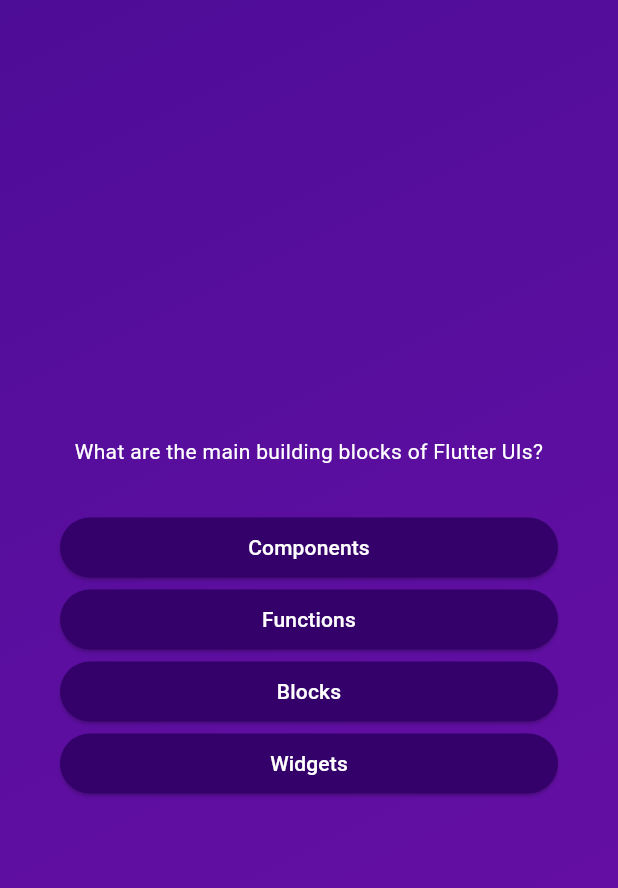
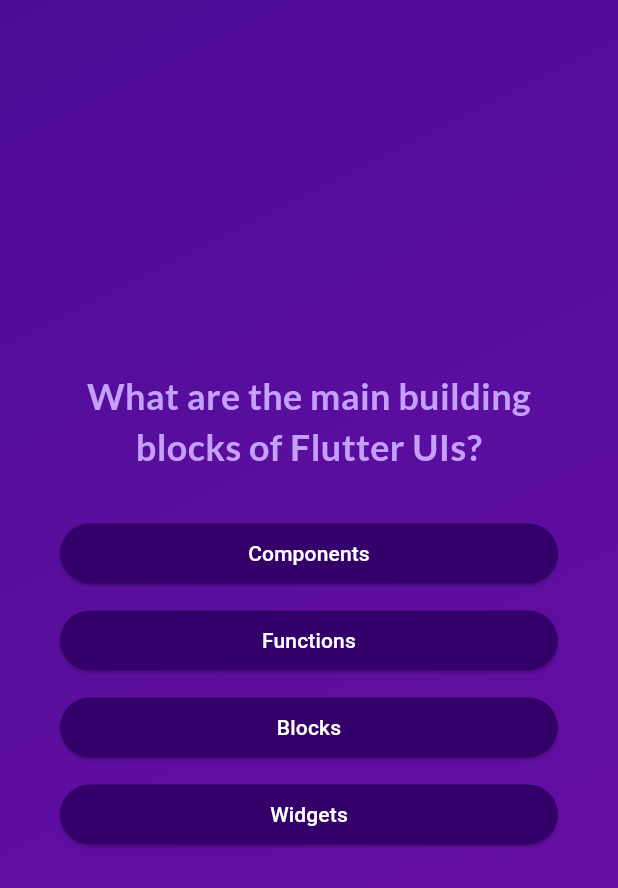
Before and after one commit to ghiocela07/adv_basics, a Flutter app: the screen it shows after launch, after a tap on "Start Quiz", on a phone screen of 412 x 824 dp. Shown: the top 888 px of the screen. Run offline on Flutter 3.47's test engine with Material 3 defaults, Android fonts, the phone set to English and light mode, and no system bars; our stand-ins replace google_fonts.

Commit message:
Section 3 76

```diff
--- a/lib/answer_button.dart
+++ b/lib/answer_button.dart
@@ -12,7 +12,9 @@ class AnswerButton extends StatelessWidget {
 
   @override
   Widget build(BuildContext context) {
-    return ElevatedButton(
+    return Container(
+      margin: const EdgeInsets.only(bottom: 10),
+      child: ElevatedButton(
         onPressed: onTap,
         style: ElevatedButton.styleFrom(
           padding: const EdgeInsets.symmetric(
@@ -29,6 +31,7 @@ class AnswerButton extends StatelessWidget {
           answerText,
           textAlign: TextAlign.center,
         ),
+      ),
     );
   }
 }
--- a/lib/questions_screen.dart
+++ b/lib/questions_screen.dart
@@ -2,6 +2,7 @@ import 'package:adv_basics/answer_button.dart';
 import 'package:adv_basics/models/quiz_question.dart';
 import 'package:flutter/material.dart';
 import 'package:adv_basics/data/qustions.dart';
+import 'package:google_fonts/google_fonts.dart';
 
 class QuestionsScreen extends StatefulWidget {
   const QuestionsScreen({super.key});
@@ -36,10 +37,11 @@ class _QuestionsScreenState extends State<QuestionsScreen> {
             Text(
               currentQuestion.text,
               textAlign: TextAlign.center,
-              style: const TextStyle(
-                color: Colors.white,
-                fontSize: 14,
-              ),
+              style: GoogleFonts.lato(
+                color: const Color.fromARGB(255, 196, 159, 251),
+                fontSize: 24,
+                fontWeight: FontWeight.bold
+              )
             ),
             const SizedBox(
               height: 30,
--- a/lib/start_screen.dart
+++ b/lib/start_screen.dart
@@ -1,4 +1,5 @@
 import 'package:flutter/material.dart';
+import 'package:google_fonts/google_fonts.dart';
 
 class StartScreen extends StatelessWidget {
   const StartScreen(this.startQuiz, {super.key});
@@ -24,10 +25,10 @@ class StartScreen extends StatelessWidget {
           //   ),
           // ),
           const SizedBox(height: 30),
-          const Text(
+          Text(
             'Learn Flutter the fun way',
-            style: TextStyle(
-              color: Color.fromARGB(255, 248, 187, 187),
+            style: GoogleFonts.lato(
+              color: const Color.fromARGB(255, 234, 180, 242),
               fontSize: 24,
             ),
           ),
--- a/pubspec.yaml
+++ b/pubspec.yaml
@@ -35,6 +35,7 @@ dependencies:
   # The following adds the Cupertino Icons font to your application.
   # Use with the CupertinoIcons class for iOS style icons.
   cupertino_icons: ^1.0.6
+  google_fonts: ^6.2.1
 
 dev_dependencies:
   flutter_test:
```
Also changed, not shown: pubspec.lock, 7 other files. Lines whose indentation alone changed are shown as unchanged.
